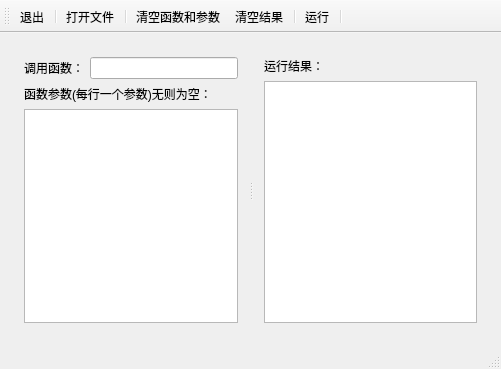
Above: JavaScript_QT_QScript_Demo/mainwindow.ui from bbxytl/LeanDemos before the change. Below: the same form after it.
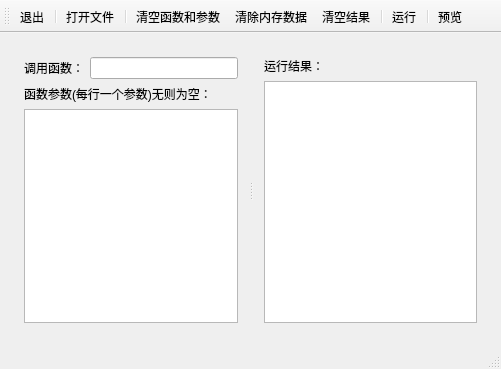
That is the form after the change.

Commit message: 添加NCReport预览功能，并完善自定义的JS处理类

What changed in the file:
```diff
--- a/JavaScript_QT_QScript_Demo/mainwindow.ui
+++ b/JavaScript_QT_QScript_Demo/mainwindow.ui
@@ -179,10 +179,12 @@
    <addaction name="act_Open"/>
    <addaction name="separator"/>
    <addaction name="action_FunArgs"/>
+   <addaction name="action_Clear"/>
    <addaction name="action_RS"/>
    <addaction name="separator"/>
    <addaction name="action_Run"/>
    <addaction name="separator"/>
+   <addaction name="action_Pre"/>
   </widget>
   <widget class="QStatusBar" name="statusBar"/>
   <action name="act_Open">
@@ -210,6 +212,16 @@
     <string>退出</string>
    </property>
   </action>
+  <action name="action_Pre">
+   <property name="text">
+    <string>预览</string>
+   </property>
+  </action>
+  <action name="action_Clear">
+   <property name="text">
+    <string>清除内存数据</string>
+   </property>
+  </action>
  </widget>
  <layoutdefault spacing="6" margin="11"/>
  <resources/>
```
The commit also changes 14 other files.
